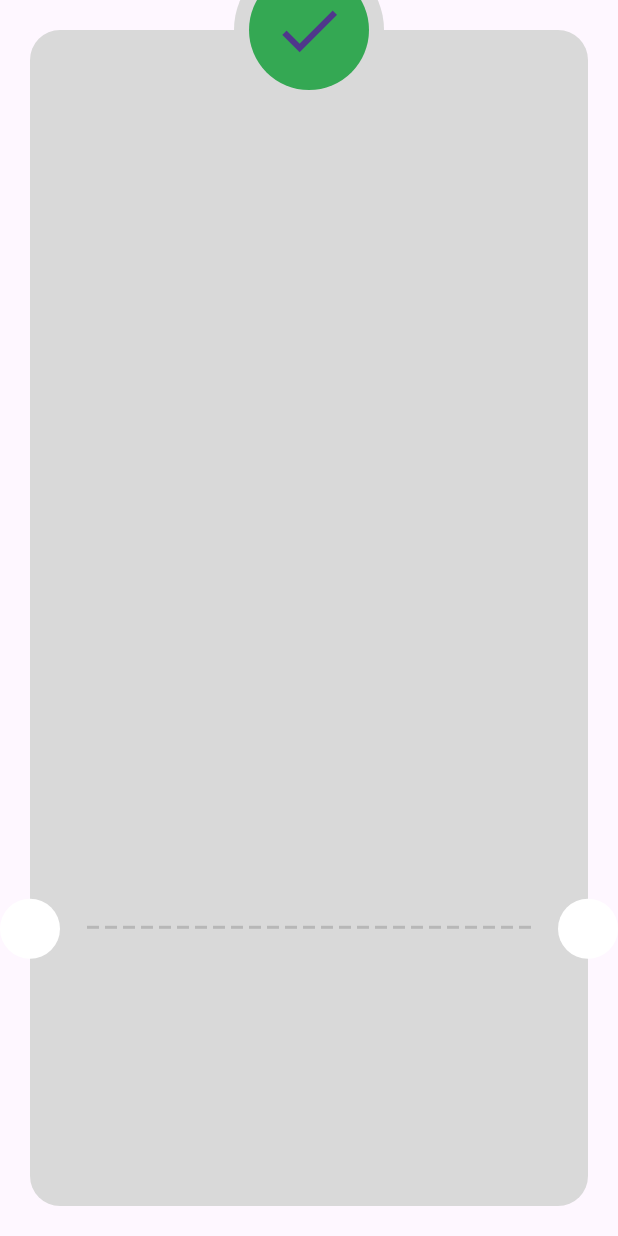
After one commit to AhmedAlbay/payment_app, a Flutter app: the ThankYouView screen opened directly, on a phone screen of 412 x 824 dp. The commit adds this screen. Run offline on Flutter 3.47's test engine with Material 3 defaults, Android fonts, the phone set to English and light mode, and no system bars; our stand-ins replace flutter_credit_card, flutter_svg.

Commit message:
refactor to code

```diff
--- /dev/null
+++ b/lib/features/checkout/presentation/views/widgets/custom_check_icon_card.dart
@@ -0,0 +1,23 @@
+import 'package:flutter/material.dart';
+
+class CustomCheckIconCard extends StatelessWidget {
+  const CustomCheckIconCard({
+    super.key,
+  });
+
+  @override
+  Widget build(BuildContext context) {
+    return const CircleAvatar(
+      radius: 50,
+      backgroundColor: Color(0xFFD9D9D9),
+      child: CircleAvatar(
+        radius: 40,
+        backgroundColor: Color(0xff34A853),
+        child: Icon(
+          Icons.check,
+          size: 50,
+        ),
+      ),
+    );
+  }
+}
--- /dev/null
+++ b/lib/features/checkout/presentation/views/widgets/custom_dash_line.dart
@@ -0,0 +1,24 @@
+import 'package:flutter/material.dart';
+
+class CustomDashLine extends StatelessWidget {
+  const CustomDashLine({
+    super.key,
+  });
+
+  @override
+  Widget build(BuildContext context) {
+    return Row(
+      children: List.generate(
+          25,
+          (index) => Expanded(
+                child: Padding(
+                  padding: const EdgeInsets.symmetric(horizontal: 2.0),
+                  child: Container(
+                    color: const Color(0xFFB7B7B7),
+                    height: 2,
+                  ),
+                ),
+              )),
+    );
+  }
+}
--- /dev/null
+++ b/lib/features/checkout/presentation/views/widgets/custom_thank_you_card.dart
@@ -0,0 +1,19 @@
+import 'package:flutter/material.dart';
+
+class CustomThankYouCard extends StatelessWidget {
+  const CustomThankYouCard({
+    super.key,
+  });
+
+  @override
+  Widget build(BuildContext context) {
+    return Container(
+      decoration: ShapeDecoration(
+        color: const Color(0xFFD9D9D9),
+        shape: RoundedRectangleBorder(
+          borderRadius: BorderRadius.circular(20),
+        ),
+      ),
+    );
+  }
+}
--- a/lib/features/checkout/presentation/views/widgets/thank_you_view_body.dart
+++ b/lib/features/checkout/presentation/views/widgets/thank_you_view_body.dart
@@ -1,4 +1,7 @@
 import 'package:flutter/material.dart';
+import 'package:payment_app/features/checkout/presentation/views/widgets/custom_check_icon_card.dart';
+import 'package:payment_app/features/checkout/presentation/views/widgets/custom_dash_line.dart';
+import 'package:payment_app/features/checkout/presentation/views/widgets/custom_thank_you_card.dart';
 
 class ThankYouViewBody extends StatelessWidget {
   const ThankYouViewBody({super.key});
@@ -8,31 +11,12 @@ class ThankYouViewBody extends StatelessWidget {
     return Padding(
       padding: const EdgeInsets.all(20),
       child: Stack(clipBehavior: Clip.none, children: [
-        Container(
-          decoration: ShapeDecoration(
-            color: const Color(0xFFD9D9D9),
-            shape: RoundedRectangleBorder(
-              borderRadius: BorderRadius.circular(20),
-            ),
-          ),
-        ),
+        const CustomThankYouCard(),
         Positioned(
           bottom: MediaQuery.sizeOf(context).height * .2 + 20,
           right: 16 + 20,
           left: 16 + 20,
-          child: Row(
-            children: List.generate(
-                25,
-                (index) => Expanded(
-                      child: Padding(
-                        padding: const EdgeInsets.symmetric(horizontal: 2.0),
-                        child: Container(
-                          color: const Color(0xFFB7B7B7),
-                          height: 2,
-                        ),
-                      ),
-                    )),
-          ),
+          child: const CustomDashLine(),
         ),
         Positioned(
             left: -20,
@@ -50,18 +34,7 @@ class ThankYouViewBody extends StatelessWidget {
           top: -50,
           left: 0,
           right: 0,
-          child: CircleAvatar(
-            radius: 50,
-            backgroundColor: Color(0xFFD9D9D9),
-            child: CircleAvatar(
-              radius: 40,
-              backgroundColor: Color(0xff34A853),
-              child: Icon(
-                Icons.check,
-                size: 50,
-              ),
-            ),
-          ),
+          child: CustomCheckIconCard(),
         )
       ]),
     );
```
